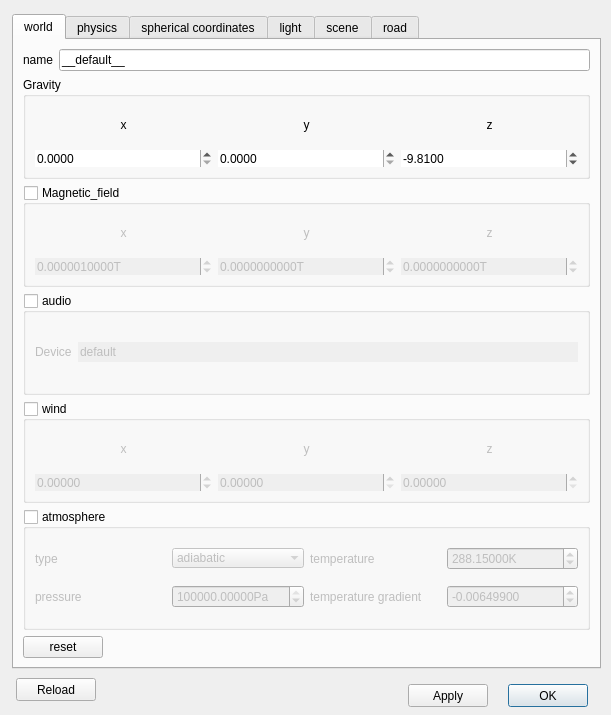
Old version of the form robot_descriptor/forms/world.ui in the repository maidenone/RobotDescriptor.
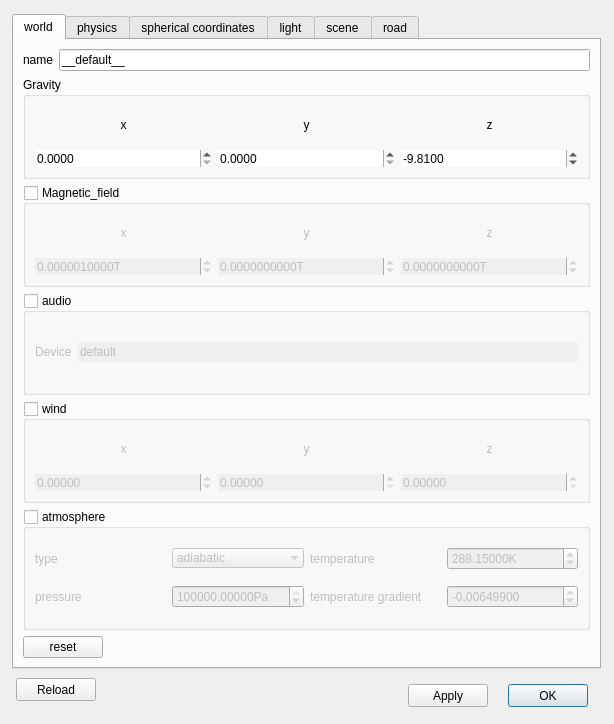
New version of the form.

Commit message: rename dialog

```diff
--- a/robot_descriptor/forms/world.ui
+++ b/robot_descriptor/forms/world.ui
@@ -6,10 +6,22 @@
    <rect>
     <x>0</x>
     <y>0</y>
-    <width>611</width>
-    <height>715</height>
+    <width>614</width>
+    <height>724</height>
    </rect>
   </property>
+  <property name="minimumSize">
+   <size>
+    <width>614</width>
+    <height>724</height>
+   </size>
+  </property>
+  <property name="maximumSize">
+   <size>
+    <width>620</width>
+    <height>730</height>
+   </size>
+  </property>
   <property name="windowTitle">
    <string>Dialog</string>
   </property>
```
Left out of the diff: 2 changed lines with no effect on the pictures.
